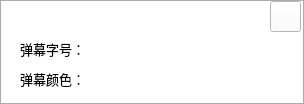
chuanjiabao1981/qatime-win, file qatime-studio/UIBulletset.ui: the form before one commit.
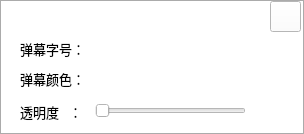
The form after the commit. Icons and pictures are not drawn.

Patch:
```diff
--- a/qatime-studio/UIBulletset.ui
+++ b/qatime-studio/UIBulletset.ui
@@ -7,7 +7,7 @@
     <x>0</x>
     <y>0</y>
     <width>304</width>
-    <height>104</height>
+    <height>134</height>
    </rect>
   </property>
   <property name="windowTitle">
@@ -22,7 +22,7 @@
      <x>1</x>
      <y>1</y>
      <width>302</width>
-     <height>102</height>
+     <height>132</height>
     </rect>
    </property>
    <property name="styleSheet">
@@ -248,6 +248,66 @@
     <string/>
    </property>
   </widget>
+  <widget class="QLabel" name="label_4">
+   <property name="geometry">
+    <rect>
+     <x>20</x>
+     <y>101</y>
+     <width>71</width>
+     <height>21</height>
+    </rect>
+   </property>
+   <property name="font">
+    <font>
+     <family>微软雅黑</family>
+     <pointsize>10</pointsize>
+    </font>
+   </property>
+   <property name="styleSheet">
+    <string notr="true">background-color: rgb(255, 255, 255);</string>
+   </property>
+   <property name="text">
+    <string>透明度   ：</string>
+   </property>
+  </widget>
+  <widget class="QSlider" name="horizontalSlider">
+   <property name="geometry">
+    <rect>
+     <x>95</x>
+     <y>100</y>
+     <width>151</width>
+     <height>22</height>
+    </rect>
+   </property>
+   <property name="styleSheet">
+    <string notr="true">background-color: rgb(255, 255, 255);</string>
+   </property>
+   <property name="orientation">
+    <enum>Qt::Horizontal</enum>
+   </property>
+  </widget>
+  <widget class="QLabel" name="label_5">
+   <property name="geometry">
+    <rect>
+     <x>260</x>
+     <y>95</y>
+     <width>41</width>
+     <height>31</height>
+    </rect>
+   </property>
+   <property name="font">
+    <font>
+     <family>微软雅黑</family>
+     <pointsize>10</pointsize>
+    </font>
+   </property>
+   <property name="styleSheet">
+    <string notr="true">background-color: rgb(255, 255, 255);</string>
+   </property>
+   <property name="text">
+    <string/>
+   </property>
+  </widget>
  </widget>
  <layoutdefault spacing="6" margin="11"/>
  <resources/>
```
